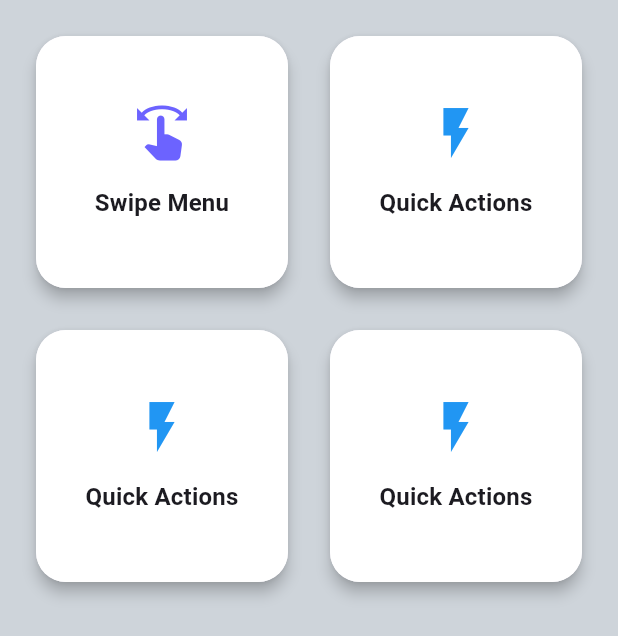
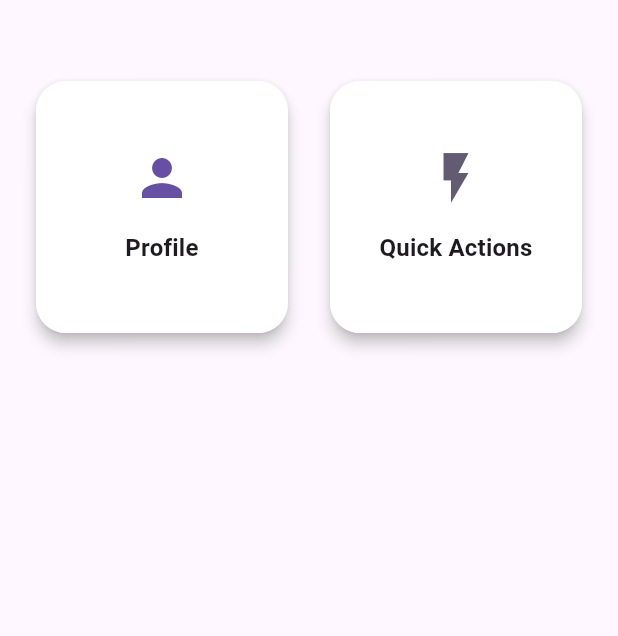
Before and after one commit to iOneDev305/flutter-canadia-chat-app, a Flutter app: the screen it shows after launch, on a phone screen of 412 x 824 dp. Shown: the top 636 px of the screen. Run offline on Flutter 3.47's test engine with Material 3 defaults, Android fonts, the phone set to English and light mode, and no system bars; our stand-ins replace connectivity_plus, flutter_svg, get.

Commit message:
add new page

```diff
--- a/lib/main.dart
+++ b/lib/main.dart
@@ -1,5 +1,5 @@
 import 'package:flutter/material.dart';
-import 'views/home/home_page.dart';
+import 'views/home_view.dart';
 
 void main() {
   runApp(const MyApp());
@@ -13,16 +13,7 @@ class MyApp extends StatelessWidget {
     return MaterialApp(
       title: 'My App',
       debugShowCheckedModeBanner: false,
-      theme: ThemeData(
-        primaryColor: const Color(0xFF6C63FF), // Purple color from the image
-        colorScheme: ColorScheme.fromSeed(
-          seedColor: const Color(0xFF6C63FF),
-          primary: const Color(0xFF6C63FF),
-          secondary: Colors.blue,
-        ),
-        useMaterial3: true,
-      ),
-      home: const HomePage(),
+      home: const HomeView(),
     );
   }
 }
--- /dev/null
+++ b/lib/views/home_view.dart
@@ -0,0 +1,94 @@
+import 'package:flutter/material.dart';
+import '../custom/app_bar.dart';
+import 'profile/profile_settings_view.dart';
+
+class HomeView extends StatelessWidget {
+  const HomeView({super.key});
+
+  @override
+  Widget build(BuildContext context) {
+    return Scaffold(
+      body: SafeArea(
+        child: Padding(
+          padding: const EdgeInsets.all(20.0),
+          child: Column(
+            crossAxisAlignment: CrossAxisAlignment.start,
+            children: [
+              const SizedBox(height: 30),
+              GridView.count(
+                shrinkWrap: true,
+                crossAxisCount: 2,
+                mainAxisSpacing: 20,
+                crossAxisSpacing: 20,
+                children: [
+                  _buildFeatureCard(
+                    context,
+                    'Profile',
+                    Icons.person,
+                    Theme.of(context).colorScheme.primary,
+                    onTap: () => Navigator.push(
+                      context,
+                      MaterialPageRoute(
+                        builder: (context) => const ProfileSettingsView(),
+                      ),
+                    ),
+                  ),
+                  _buildFeatureCard(
+                    context,
+                    'Quick Actions',
+                    Icons.flash_on,
+                    Theme.of(context).colorScheme.secondary,
+                  ),
+                ],
+              ),
+            ],
+          ),
+        ),
+      ),
+    );
+  }
+
+  Widget _buildFeatureCard(
+    BuildContext context,
+    String title,
+    IconData icon,
+    Color color, {
+    VoidCallback? onTap,
+  }) {
+    return Card(
+      elevation: 4,
+      shape: RoundedRectangleBorder(
+        borderRadius: BorderRadius.circular(20),
+      ),
+      child: InkWell(
+        onTap: onTap,
+        borderRadius: BorderRadius.circular(20),
+        child: Container(
+          padding: const EdgeInsets.all(20),
+          decoration: BoxDecoration(
+            borderRadius: BorderRadius.circular(20),
+            color: Colors.white,
+          ),
+          child: Column(
+            mainAxisAlignment: MainAxisAlignment.center,
+            children: [
+              Icon(
+                icon,
+                size: 40,
+                color: color,
+              ),
+              const SizedBox(height: 15),
+              Text(
+                title,
+                style: Theme.of(context).textTheme.titleMedium?.copyWith(
+                  fontWeight: FontWeight.bold,
+                ),
+                textAlign: TextAlign.center,
+              ),
+            ],
+          ),
+        ),
+      ),
+    );
+  }
+}
```
Also changed, not shown: lib/views/profile/profile_settings_view.dart (added, +119 -0 lines).
